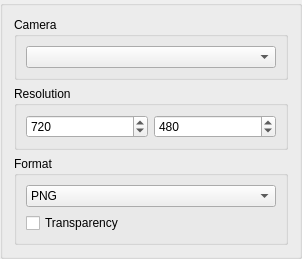
This is app/ui/exportimageoptions.ui in pencil2d/pencil as Qt 5 draws it before an edit. The edited form follows.
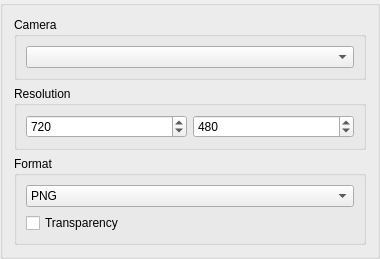
This is the edited form.

```diff
--- a/app/ui/exportimageoptions.ui
+++ b/app/ui/exportimageoptions.ui
@@ -6,7 +6,7 @@
    <rect>
     <x>0</x>
     <y>0</y>
-    <width>302</width>
+    <width>380</width>
     <height>259</height>
    </rect>
   </property>
```
